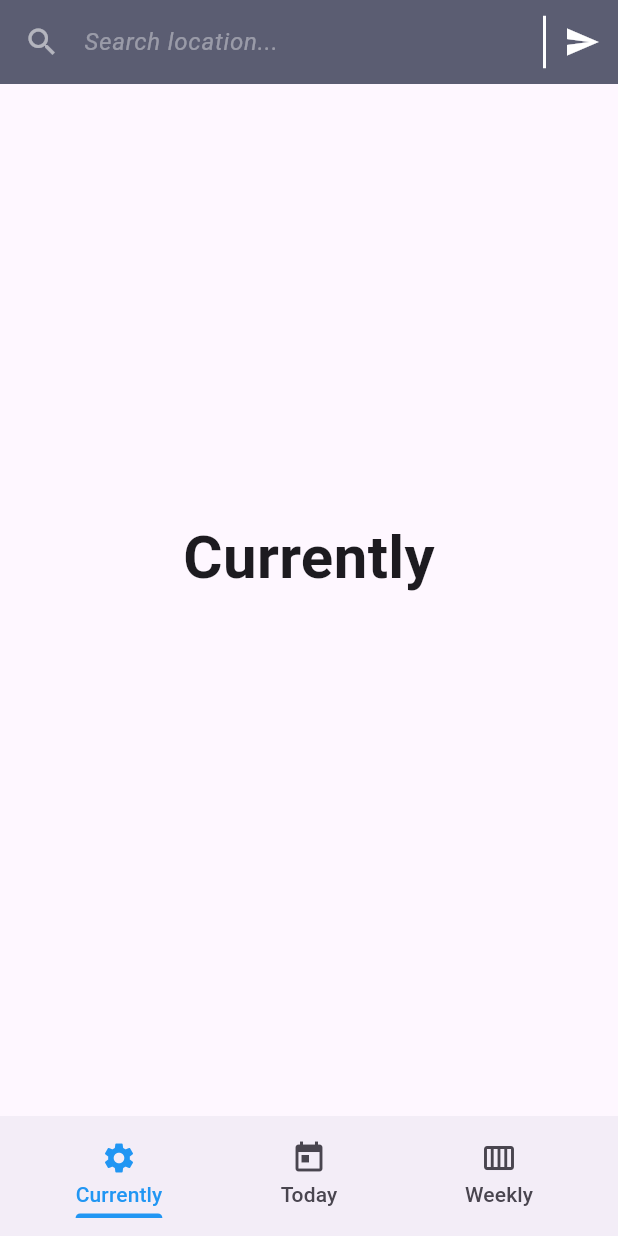
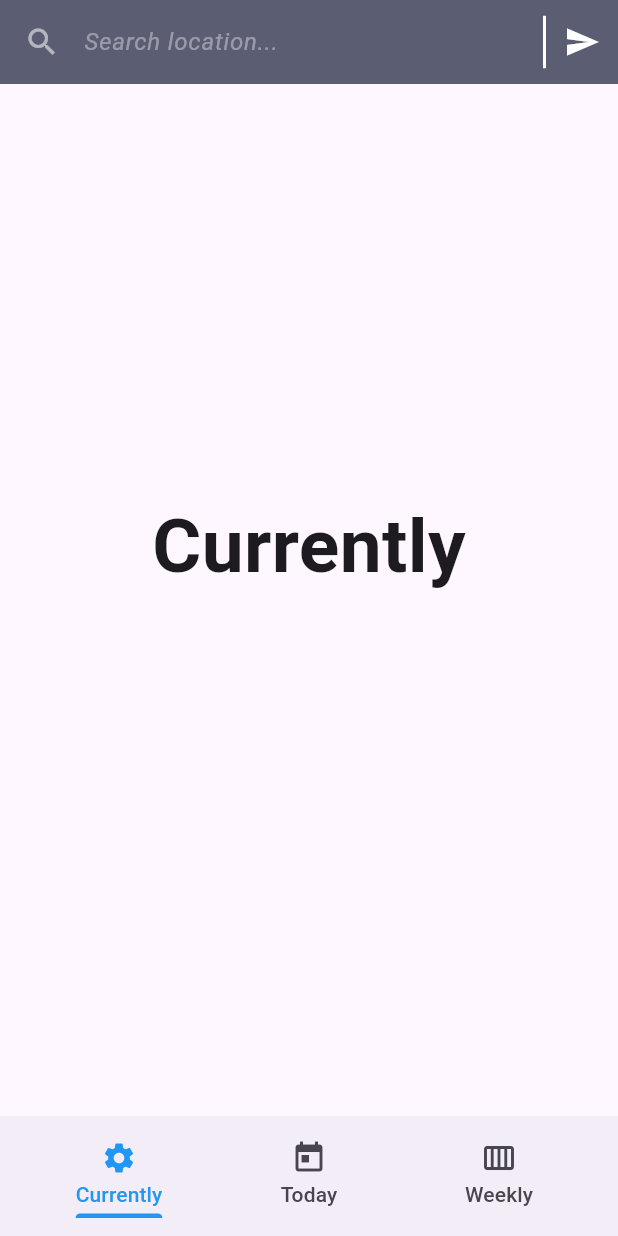
Before and after one commit to enes2424/42-Mobile-1, a Flutter app: the screen it shows after launch, on a phone screen of 412 x 824 dp. Run offline on Flutter 3.47's test engine with Material 3 defaults, Android fonts, the phone set to English and light mode, and no system bars.

Commit message:
Mobile-1

```diff
--- a/mobileModule01/weather_app/lib/main.dart
+++ b/mobileModule01/weather_app/lib/main.dart
@@ -25,6 +25,7 @@ class _MyHomePageState extends State<MyHomePage>
   late TabController _tabController;
   late TextEditingController _searchController;
   String _search = "";
+  late double _width;
 
   @override
   void initState() {
@@ -46,6 +47,21 @@ class _MyHomePageState extends State<MyHomePage>
       _searchController.text = "";
     });
   }
+
+  LayoutBuilder _layoutBuilder(String text) => LayoutBuilder(
+    builder: (context, constraints) {
+      return SizedBox(
+        width: _width,
+        child: FittedBox(
+          fit: BoxFit.scaleDown,
+          child: Text(
+            text,
+            style: TextStyle(fontSize: 50, fontWeight: FontWeight.bold),
+          ),
+        ),
+      );
+    },
+  );
 
   TextField _title() => TextField(
     controller: _searchController,
@@ -86,16 +102,7 @@ class _MyHomePageState extends State<MyHomePage>
     child: SingleChildScrollView(
       child: Column(
         crossAxisAlignment: CrossAxisAlignment.center,
-        children: [
-          Text(
-            text,
-            style: const TextStyle(fontSize: 40, fontWeight: FontWeight.bold),
-          ),
-          Text(
-            _search,
-            style: const TextStyle(fontSize: 40, fontWeight: FontWeight.bold),
-          ),
-        ],
+        children: [_layoutBuilder(text), _layoutBuilder(_search)],
       ),
     ),
   );
@@ -103,13 +110,13 @@ class _MyHomePageState extends State<MyHomePage>
   @override
   Widget build(BuildContext context) {
     final height = MediaQuery.of(context).size.height;
-    final width = MediaQuery.of(context).size.width;
+    _width = MediaQuery.of(context).size.width;
 
     return Scaffold(
       appBar: AppBar(
         backgroundColor: const Color.fromARGB(255, 91, 93, 114),
-        title: width < 60 ? null : _title(),
-        actions: width < 60 ? null : _actions(),
+        title: _width < 60 ? null : _title(),
+        actions: _width < 60 ? null : _actions(),
       ),
       body: TabBarView(
         controller: _tabController,
```
